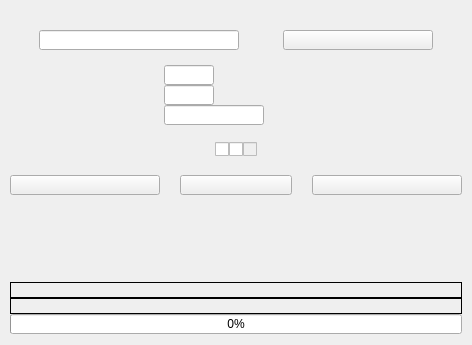
Before: the Qt Designer form dialogs/singlevideoet.ui in RaphCucul/Image-registration-GUI, drawn with Qt 5.
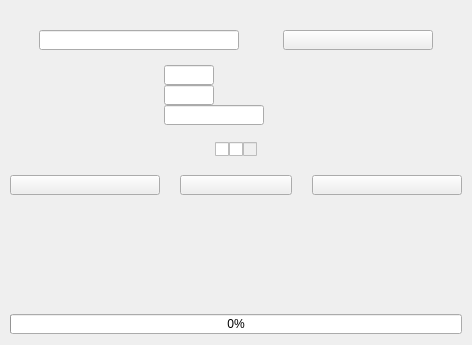
After: the same form once the commit is applied.

The edit to the form file:
```diff
--- a/dialogs/singlevideoet.ui
+++ b/dialogs/singlevideoet.ui
@@ -197,7 +197,7 @@
         </size>
        </property>
        <property name="frameShape">
-        <enum>QFrame::Box</enum>
+        <enum>QFrame::NoFrame</enum>
        </property>
        <property name="text">
         <string/>
@@ -213,7 +213,7 @@
         </size>
        </property>
        <property name="frameShape">
-        <enum>QFrame::Box</enum>
+        <enum>QFrame::NoFrame</enum>
        </property>
        <property name="frameShadow">
         <enum>QFrame::Plain</enum>
```
